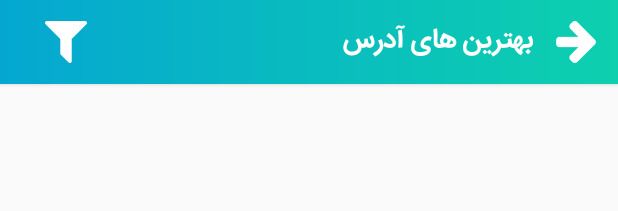
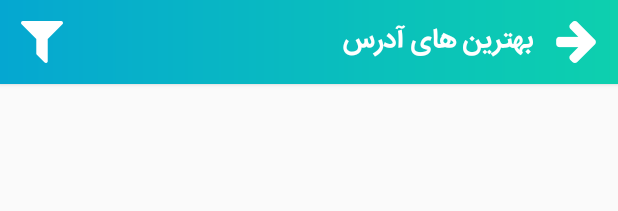
Before and after one commit to shahramfarsyabi/address_droid, an Android app: the layout activity_directories.xml on its own in the app's theme, with its tools: preview values and no code run, on a phone screen of 412 x 824 dp. Shown: the top 211 px of the screen. Run offline under Robolectric (Android 15) with nearby library versions, the phone set to English and light mode, and no system bars.

Commit message:
Error Fix 3

```diff
--- a/app/src/main/res/layout/acitivity_search.xml
+++ b/app/src/main/res/layout/acitivity_search.xml
@@ -56,7 +56,8 @@
         android:backgroundTint="@color/mediumGray"
         android:textColorHint="@color/mediumGray"
         android:layout_width="match_parent"
-        android:layout_height="76dp" />
+        android:layout_height="76dp"
+        android:maxLines="1" />
 
     <LinearLayout
         android:visibility="gone"
--- a/app/src/main/res/layout/activity_directories.xml
+++ b/app/src/main/res/layout/activity_directories.xml
@@ -13,7 +13,15 @@
         android:theme="?attr/actionBarTheme"
         android:minHeight="?attr/actionBarSize"
         android:id="@+id/toolbar_diractoris_list"
-        android:elevation="2dp">
+        xmlns:android="http://schemas.android.com/apk/res/android"
+        xmlns:app="http://schemas.android.com/apk/res-auto"
+        android:elevation="2dp"
+        app:contentInsetLeft="0dp"
+        app:contentInsetStart="0dp"
+        android:paddingLeft="0dp"
+        android:paddingRight="0dp"
+        android:paddingEnd="0dp"
+        android:paddingStart="0dp">
 
         <Button
             style="@style/Widget.AppCompat.Button.Colored"
@@ -38,11 +46,11 @@
 
         <ir.iraddress.www.extend.TextViewIranSansBold
             android:id="@+id/toolbar_title_directories"
-            android:layout_gravity="right"
+            android:layout_gravity="end"
             android:textColor="@color/colorWhite"
             android:textStyle="bold"
-            android:textSize="18dp"
-            android:text="بهترین های آدرس"
+            android:textSize="18sp"
+            android:text="@string/best_of_address"
             android:layout_width="wrap_content"
             android:layout_height="wrap_content" />
 
--- a/app/src/main/res/layout/dialog_loading.xml
+++ b/app/src/main/res/layout/dialog_loading.xml
@@ -5,13 +5,15 @@
 
     <ImageView
         android:src="@drawable/logo_white"
+        android:contentDescription="@string/loading"
         android:layout_width="match_parent"
         android:layout_height="100dp"
         android:layout_marginBottom="20dp"/>
     <ir.iraddress.www.extend.TextViewIranSansBold
         android:layout_width="match_parent"
         android:layout_height="wrap_content"
-        android:text="در حال بارگذاری ..."
+        android:text="@string/loading"
+        android:textColor="@color/colorWhite"
         android:textAlignment="center"/>
 
 </LinearLayout>
```
Also changed, not shown: app/src/main/res/layout/activity_comment.xml (+19 -7 lines), app/src/main/res/layout/activity_directory.xml (+19 -17 lines), app/src/main/res/values/strings.xml (+16 -0 lines).
